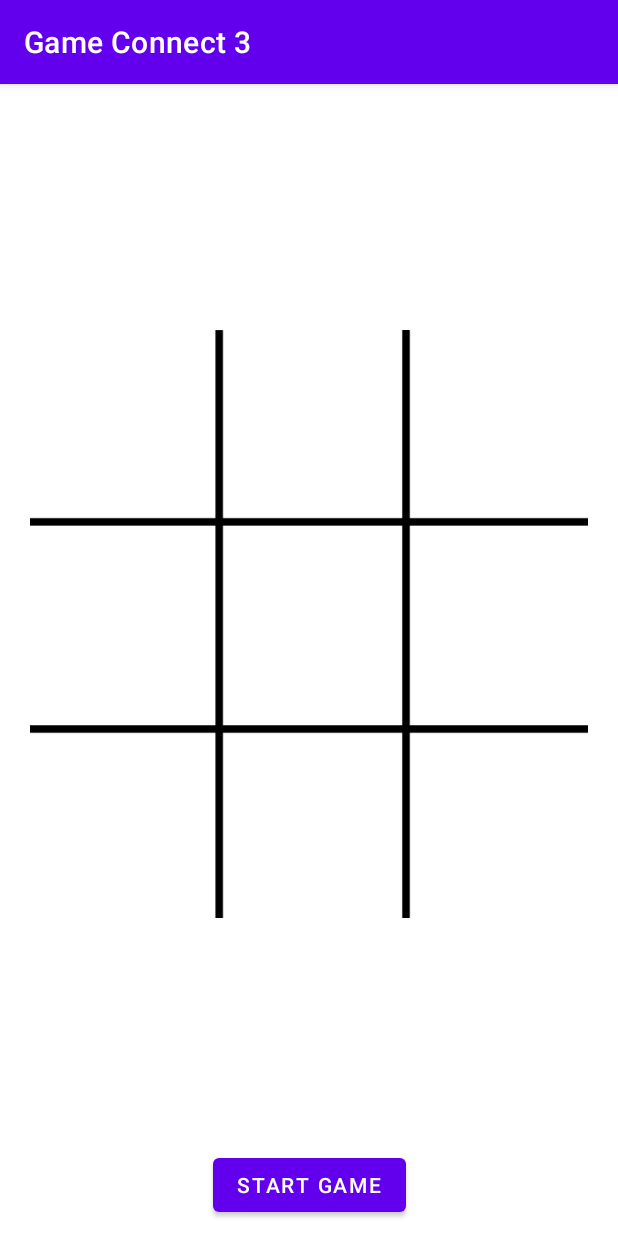
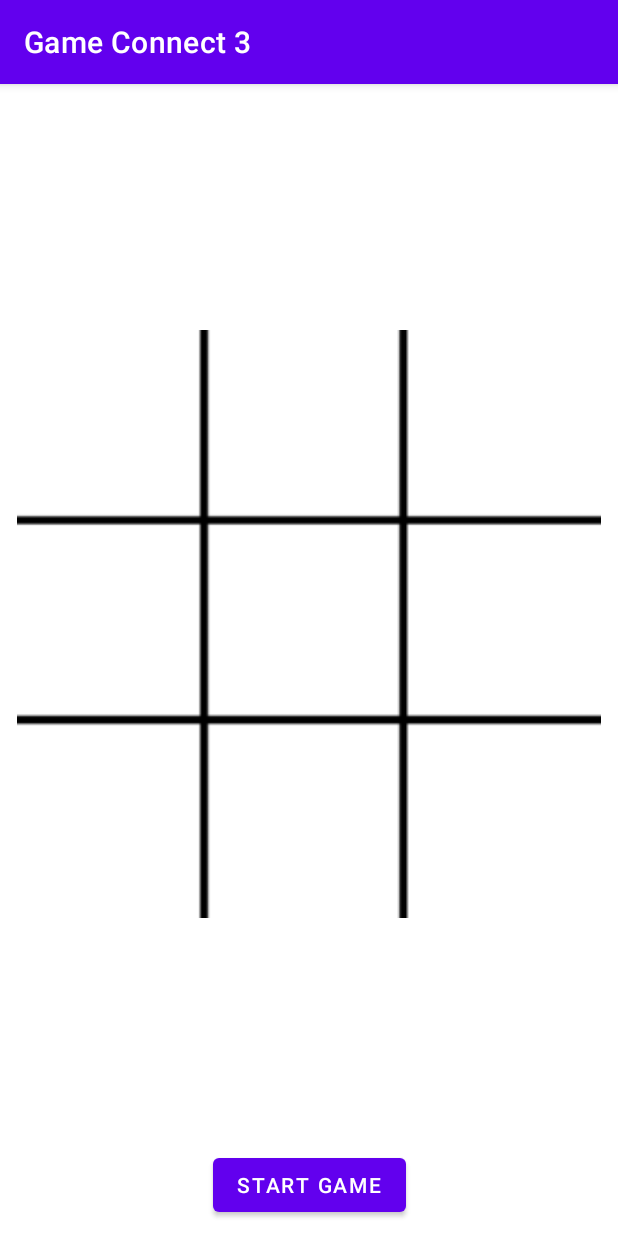
Before and after one commit to DevStar999/game-connect-3, an Android app: the screen it shows after launch (MainActivity), on a phone screen of 412 x 824 dp. Run offline under Robolectric (Android 15) with nearby library versions, the phone set to English and light mode, and no system bars.

Commit message:
Changed board image

```diff
--- a/app/src/main/res/layout/activity_main.xml
+++ b/app/src/main/res/layout/activity_main.xml
@@ -30,7 +30,7 @@
         app:layout_constraintBottom_toTopOf="@id/startGameButton"
         app:layout_constraintEnd_toEndOf="parent"
         app:layout_constraintStart_toStartOf="parent"
-        android:paddingLeft="6dp">
+        android:paddingRight="4dp">
         <ImageView
             android:id="@+id/cellImageView0"
             android:tag="0"
```
Also changed, not shown: app/src/main/res/drawable/board.jpeg (added), app/src/main/res/drawable/board.png (deleted).
